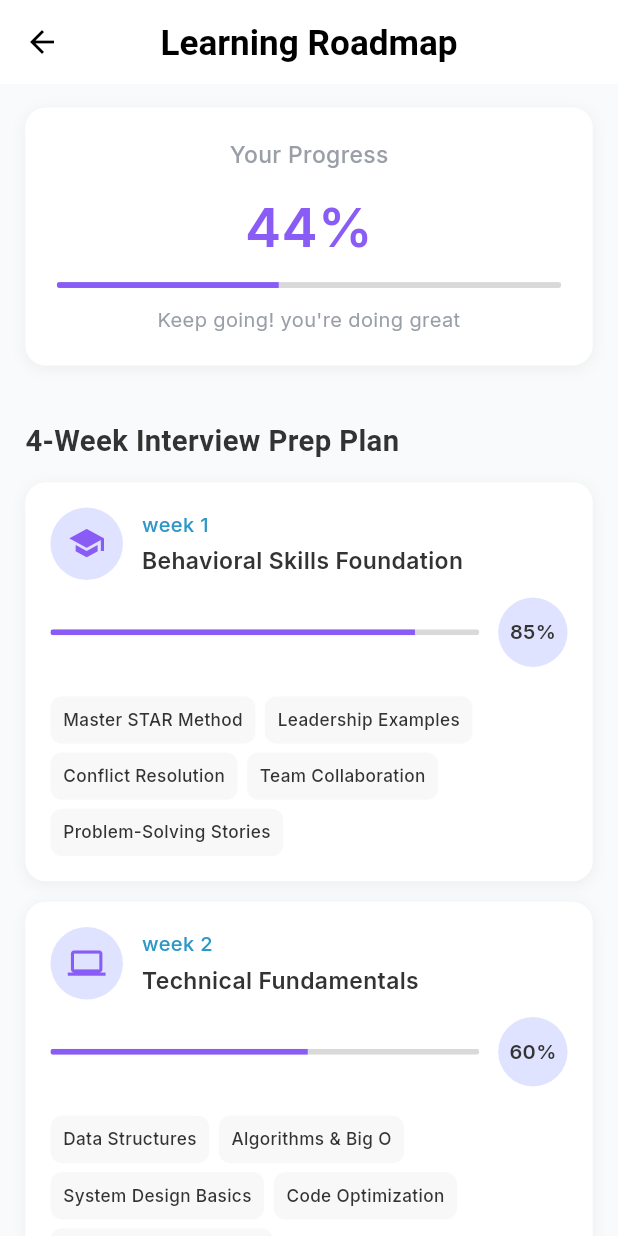
After one commit to nuhan021/dtc6464, a Flutter app: the LearningRoadmapScreen screen opened by its route, on a phone screen of 412 x 824 dp. The commit adds this screen. Run offline on Flutter 3.47's test engine with Material 3 defaults, Android fonts, the phone set to English and light mode, and no system bars; our stand-ins replace file_picker, flutter_screenutil, get, google_fonts, logger, lottie and 3 more; accounts and stored records are empty.

Commit message:
learning roadmap page added

```diff
--- /dev/null
+++ b/lib/features/learning_roadmap/controllers/learning_roadmap_controller.dart
@@ -0,0 +1,109 @@
+import 'package:get/get.dart';
+
+class WeekPlan {
+  final int weekNumber;
+  final String title;
+  final double progress;
+  final int progressPercent;
+  final List<String> tags;
+  final String weekLabel;
+
+  WeekPlan({
+    required this.weekNumber,
+    required this.title,
+    required this.progress,
+    required this.progressPercent,
+    required this.tags,
+    required this.weekLabel,
+  });
+}
+
+class LearningRoadmapController extends GetxController {
+  final overallProgress = 0.44.obs;
+  final motivationalMessage = 'Keep going! you\'re doing great'.obs;
+
+  late List<WeekPlan> weekPlans;
+
+  @override
+  void onInit() {
+    super.onInit();
+    _initializeWeekPlans();
+  }
+
+  void _initializeWeekPlans() {
+    weekPlans = [
+      WeekPlan(
+        weekNumber: 1,
+        title: 'Behavioral Skills Foundation',
+        progress: 0.85,
+        progressPercent: 85,
+        weekLabel: 'week 1',
+        tags: [
+          'Master STAR Method',
+          'Leadership Examples',
+          'Conflict Resolution',
+          'Team Collaboration',
+          'Problem-Solving Stories',
+        ],
+      ),
+      WeekPlan(
+        weekNumber: 2,
+        title: 'Technical Fundamentals',
+        progress: 0.60,
+        progressPercent: 60,
+        weekLabel: 'week 2',
+        tags: [
+          'Data Structures',
+          'Algorithms & Big O',
+          'System Design Basics',
+          'Code Optimization',
+          'Debugging Techniques',
+        ],
+      ),
+      WeekPlan(
+        weekNumber: 3,
+        title: 'Company Research & Culture',
+        progress: 0.30,
+        progressPercent: 30,
+        weekLabel: 'week 3',
+        tags: [
+          'Company Values Research',
+          'Recent News & Projects',
+          'Team Culture Fit',
+          'Industry Trends',
+          'Competitive Analysis',
+        ],
+      ),
+      WeekPlan(
+        weekNumber: 4,
+        title: 'Mock Interviews & Polish',
+        progress: 0.15,
+        progressPercent: 15,
+        weekLabel: 'week 4',
+        tags: [
+          'Full Interview Simulation',
+          'Feedback Implementation',
+          'Answer Refinement',
+          'Body Language Practice',
+          'Follow-up Strategies',
+        ],
+      ),
+      WeekPlan(
+        weekNumber: 5,
+        title: 'Advanced Topics',
+        progress: 0.0,
+        progressPercent: 0,
+        weekLabel: 'week 1',
+        tags: [
+          'Salary Negotiation',
+          'Benefits Discussion',
+          'Offer Evaluation',
+          'Counter-offers Strategy',
+          'Decision Framework',
+        ],
+      ),
+    ];
+  }
+
+  int get overallProgressPercent => (overallProgress.value * 100).toInt();
+}
--- /dev/null
+++ b/lib/features/learning_roadmap/views/screens/learning_roadmap_screen.dart
@@ -0,0 +1,78 @@
+import 'package:dtc6464/features/learning_roadmap/controllers/learning_roadmap_controller.dart';
+import 'package:dtc6464/features/learning_roadmap/widgets/week_card.dart';
+import 'package:dtc6464/features/learning_roadmap/widgets/your_progress_section.dart';
+import 'package:flutter/material.dart';
+import 'package:flutter_screenutil/flutter_screenutil.dart';
+import 'package:get/get.dart';
+
+class LearningRoadmapScreen extends StatelessWidget {
+  const LearningRoadmapScreen({super.key});
+
+  @override
+  Widget build(BuildContext context) {
+    final controller = Get.put(LearningRoadmapController());
+
+    return Scaffold(
+      backgroundColor: const Color(0xFFF9FAFB),
+      appBar: AppBar(
+        title: Text(
+          'Learning Roadmap',
+          style: TextStyle(
+            color: Colors.black,
+            fontSize: 24.sp,
+            fontWeight: FontWeight.w700,
+          ),
+        ),
+        automaticallyImplyLeading: true,
+        elevation: 0,
+        iconTheme: IconThemeData(color: Colors.black),
+      ),
+      body: SingleChildScrollView(
+        child: Column(
+          mainAxisSize: MainAxisSize.min,
+          crossAxisAlignment: CrossAxisAlignment.center,
+          spacing: 14.h,
+          children: [
+            SizedBox(height: 2.h),
+            Padding(
+              padding: EdgeInsets.symmetric(horizontal: 16.w),
+              child: const YourProgressSection(),
+            ),
+            SizedBox(height: 10.h),
+            Padding(
+              padding: EdgeInsets.symmetric(horizontal: 16.w),
+              child: Column(
+                mainAxisSize: MainAxisSize.min,
+                mainAxisAlignment: MainAxisAlignment.start,
+                crossAxisAlignment: CrossAxisAlignment.start,
+                spacing: 14.h,
+                children: [
+                  Text(
+                    '4-Week Interview Prep Plan',
+                    style: TextStyle(
+                      color: const Color(0xFF333333),
+                      fontSize: 20.sp,
+                      fontWeight: FontWeight.w600,
+                      height: 1.4,
+                    ),
+                  ),
+                  Column(
+                    mainAxisSize: MainAxisSize.min,
+                    mainAxisAlignment: MainAxisAlignment.start,
+                    crossAxisAlignment: CrossAxisAlignment.center,
+                    spacing: 14.h,
+                    children: List.generate(
+                      controller.weekPlans.length,
+                      (index) => WeekCard(week: controller.weekPlans[index]),
+                    ),
+                  ),
+                ],
+              ),
+            ),
+            SizedBox(height: 30.h),
+          ],
+        ),
+      ),
+    );
+  }
+}
--- /dev/null
+++ b/lib/features/learning_roadmap/widgets/week_card.dart
@@ -0,0 +1,181 @@
+import 'package:flutter/material.dart';
+import 'package:flutter_screenutil/flutter_screenutil.dart';
+
+import '../../../../core/common/styles/global_text_style.dart';
+import '../controllers/learning_roadmap_controller.dart';
+
+class WeekCard extends StatelessWidget {
+  final WeekPlan week;
+
+  const WeekCard({super.key, required this.week});
+
+  @override
+  Widget build(BuildContext context) {
+    return Container(
+      width: double.infinity,
+      padding: EdgeInsets.all(16.w),
+      decoration: BoxDecoration(
+        color: Colors.white,
+        borderRadius: BorderRadius.circular(14.r),
+        boxShadow: [
+          BoxShadow(
+            color: Colors.black.withOpacity(0.05),
+            blurRadius: 8,
+            offset: const Offset(0, 2),
+            spreadRadius: 0,
+          ),
+        ],
+      ),
+      child: Column(
+        mainAxisSize: MainAxisSize.min,
+        mainAxisAlignment: MainAxisAlignment.start,
+        crossAxisAlignment: CrossAxisAlignment.start,
+        spacing: 20.h,
+        children: [
+          // Week header with icon, number, title
+          Column(
+            mainAxisSize: MainAxisSize.min,
+            mainAxisAlignment: MainAxisAlignment.start,
+            crossAxisAlignment: CrossAxisAlignment.start,
+            spacing: 12.h,
+            children: [
+              Row(
+                mainAxisSize: MainAxisSize.min,
+                mainAxisAlignment: MainAxisAlignment.start,
+                crossAxisAlignment: CrossAxisAlignment.center,
+                spacing: 12.w,
+                children: [
+                  Container(
+                    width: 46.w,
+                    height: 46.w,
+                    decoration: BoxDecoration(
+                      color: const Color(0xFFE0E3FF),
+                      shape: BoxShape.circle,
+                    ),
+                    child: Center(
+                      child: Icon(
+                        _getIconForWeek(week.weekNumber),
+                        color: const Color(0xFF8A5CF6),
+                        size: 24.w,
+                      ),
+                    ),
+                  ),
+                  Expanded(
+                    child: Column(
+                      mainAxisSize: MainAxisSize.min,
+                      mainAxisAlignment: MainAxisAlignment.start,
+                      crossAxisAlignment: CrossAxisAlignment.start,
+                      spacing: 4.h,
+                      children: [
+                        Text(
+                          week.weekLabel,
+                          style: getTextStyle(
+                            fontSize: 14.sp,
+                            fontWeight: FontWeight.w500,
+                            color: const Color(0xFF2D97C6),
+                          ),
+                        ),
+                        Text(
+                          week.title,
+                          style: getTextStyle(
+                            fontSize: 16.sp,
+                            fontWeight: FontWeight.w600,
+                            color: const Color(0xFF333333),
+                          ),
+                        ),
+                      ],
+                    ),
+                  ),
+                ],
+              ),
+              // Progress bar with percentage
+              Row(
+                mainAxisSize: MainAxisSize.min,
+                mainAxisAlignment: MainAxisAlignment.start,
+                crossAxisAlignment: CrossAxisAlignment.center,
+                spacing: 12.w,
+                children: [
+                  Expanded(
+                    child: ClipRRect(
+                      borderRadius: BorderRadius.circular(999.r),
+                      child: LinearProgressIndicator(
+                        value: week.progress,
+                        minHeight: 4.h,
+                        backgroundColor: const Color(0xFFD9D9D9),
+                        valueColor: const AlwaysStoppedAnimation<Color>(
+                          Color(0xFF8A5CF6),
+                        ),
+                      ),
+                    ),
+                  ),
+                  Container(
+                    width: 44.w,
+                    height: 44.w,
+                    decoration: BoxDecoration(
+                      color: const Color(0xFFE0E3FF),
+                      shape: BoxShape.circle,
+                    ),
+                    child: Center(
+                      child: Text(
+                        '${week.progressPercent}%',
+                        style: getTextStyle(
+                          fontSize: 14.sp,
+                          fontWeight: FontWeight.w600,
+                          color: const Color(0xFF333333),
+                        ),
+                      ),
+                    ),
+                  ),
+                ],
+              ),
+            ],
+          ),
+          // Tags
+          Wrap(
+            spacing: 6.w,
+            runSpacing: 6.h,
+            children: week.tags
+                .map(
+                  (tag) => Container(
+                    padding: EdgeInsets.symmetric(
+                      horizontal: 8.w,
+                      vertical: 8.h,
+                    ),
+                    decoration: BoxDecoration(
+                      color: const Color(0xFFF8F8F8),
+                      borderRadius: BorderRadius.circular(8.r),
+                    ),
+                    child: Text(
+                      tag,
+                      style: getTextStyle(
+                        fontSize: 12.sp,
+                        fontWeight: FontWeight.w500,
+                        color: const Color(0xFF333333),
+                      ),
+                    ),
+                  ),
+                )
+                .toList(),
+          ),
+        ],
+      ),
+    );
+  }
+
+  IconData _getIconForWeek(int weekNumber) {
+    switch (weekNumber) {
+      case 1:
+        return Icons.school;
+      case 2:
+        return Icons.computer;
+      case 3:
+        return Icons.business;
+      case 4:
+        return Icons.videocam;
+      case 5:
+        return Icons.trending_up;
+      default:
+        return Icons.info;
+    }
+  }
+}
--- /dev/null
+++ b/lib/features/learning_roadmap/widgets/your_progress_section.dart
@@ -0,0 +1,83 @@
+import 'package:flutter/material.dart';
+import 'package:flutter_screenutil/flutter_screenutil.dart';
+import 'package:get/get.dart';
+
+import '../../../../core/common/styles/global_text_style.dart';
+import '../controllers/learning_roadmap_controller.dart';
+
+class YourProgressSection extends StatelessWidget {
+  const YourProgressSection({super.key});
+
+  @override
+  Widget build(BuildContext context) {
+    final controller = Get.find<LearningRoadmapController>();
+
+    return Container(
+      width: double.infinity,
+      padding: EdgeInsets.all(20.w),
+      decoration: BoxDecoration(
+        color: Colors.white,
+        borderRadius: BorderRadius.circular(14.r),
+        boxShadow: [
+          BoxShadow(
+            color: Colors.black.withOpacity(0.05),
+            blurRadius: 8,
+            offset: const Offset(0, 2),
+            spreadRadius: 0,
+          ),
+        ],
+      ),
+      child: Column(
+        mainAxisSize: MainAxisSize.min,
+        mainAxisAlignment: MainAxisAlignment.center,
+        crossAxisAlignment: CrossAxisAlignment.center,
+        spacing: 12.h,
+        children: [
+          Text(
+            'Your Progress',
+            style: getTextStyle(
+              fontSize: 16.sp,
+              fontWeight: FontWeight.w500,
+              color: const Color(0xFF999EA7),
+            ),
+          ),
+          Obx(
+            () => Text(
+              '${controller.overallProgressPercent}%',
+              textAlign: TextAlign.center,
+              style: getTextStyle(
+                fontSize: 38.sp,
+                fontWeight: FontWeight.w600,
+                color: const Color(0xFF8A5CF6),
+              ),
+            ),
+          ),
+          Obx(
+            () => ClipRRect(
+              borderRadius: BorderRadius.circular(999.r),
+              child: LinearProgressIndicator(
+                value: controller.overallProgress.value,
+                minHeight: 4.h,
+                backgroundColor: const Color(0xFFD9D9D9),
+                valueColor: const AlwaysStoppedAnimation<Color>(
+                  Color(0xFF8A5CF6),
+                ),
+              ),
+            ),
+          ),
+          Obx(
+            () => Text(
+              controller.motivationalMessage.value,
+              textAlign: TextAlign.center,
+              style: getTextStyle(
+                fontSize: 14.sp,
+                fontWeight: FontWeight.w400,
+                color: const Color(0xFF999EA7),
+              ),
+            ),
+          ),
+        ],
+      ),
+    );
+  }
+}
--- a/lib/routes/app_routes.dart
+++ b/lib/routes/app_routes.dart
@@ -1,4 +1,5 @@
 import 'package:dtc6464/features/auth/views/screens/sign_in_screen.dart';
+import 'package:dtc6464/features/learning_roadmap/views/screens/learning_roadmap_screen.dart';
 import 'package:dtc6464/features/nav_screens/profile/history/views/screens/history_screen.dart';
 import 'package:dtc6464/features/nav_screens/profile/notifications/views/screens/notifications_screen.dart';
 import 'package:dtc6464/features/nav_screens/profile/statistics/views/screens/statistics_screen.dart';
@@ -36,6 +37,7 @@ class AppRoute {
   static String notificationsScreen = "/notificationsScreen";
   static String historyScreen = "/historyScreen";
   static String proTipsScreen = "/proTipsScreen";
+  static String learningRoadmapScreen = "/learningRoadmapScreen";
 
   static String getSplashScreen() => splashScreen;
   static String getOnboardingScreen1() => onboardingScreen1;
@@ -54,6 +56,7 @@ class AppRoute {
   static String getNotificationsScreen() => notificationsScreen;
   static String getHistoryScreen() => historyScreen;
   static String getProTipsScreen() => proTipsScreen;
+  static String getLearningRoadmapScreen() => learningRoadmapScreen;
 
   static List<GetPage> routes = [
     GetPage(name: splashScreen, page: () => const SplashScreen()),
@@ -73,5 +76,6 @@ class AppRoute {
     GetPage(name: notificationsScreen, page: () => NotificationsScreen()),
     GetPage(name: historyScreen, page: () => HistoryScreen()),
     GetPage(name: proTipsScreen, page: () => ProTipsScreen()),
+    GetPage(name: learningRoadmapScreen, page: () => LearningRoadmapScreen()),
   ];
 }
```
